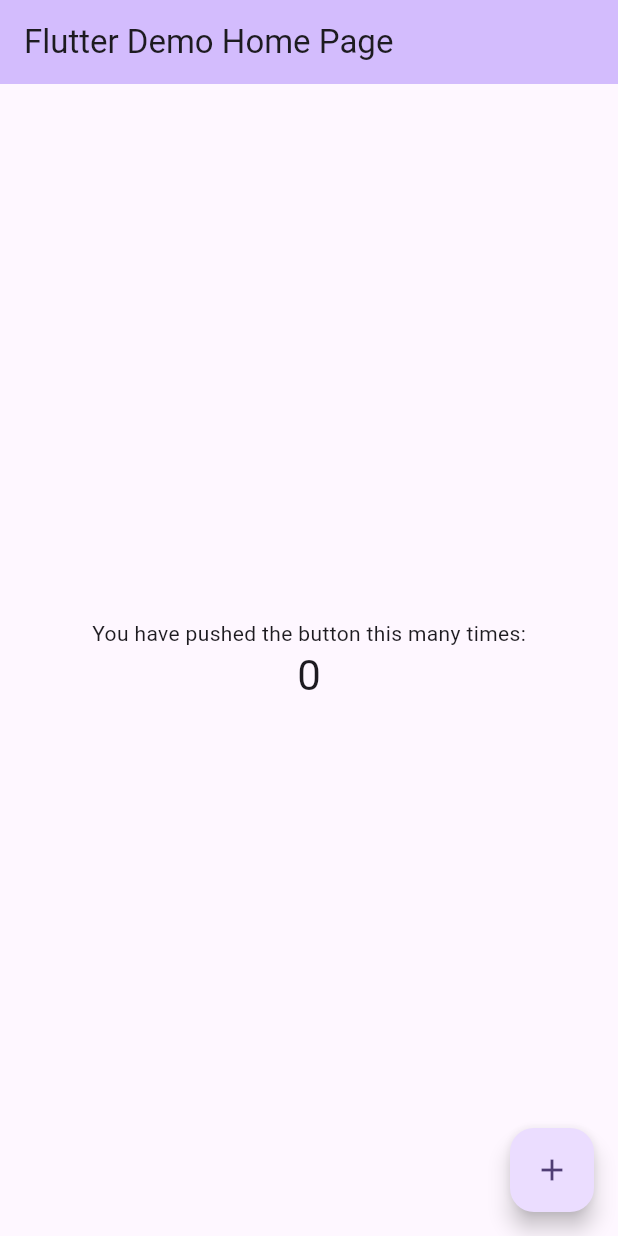
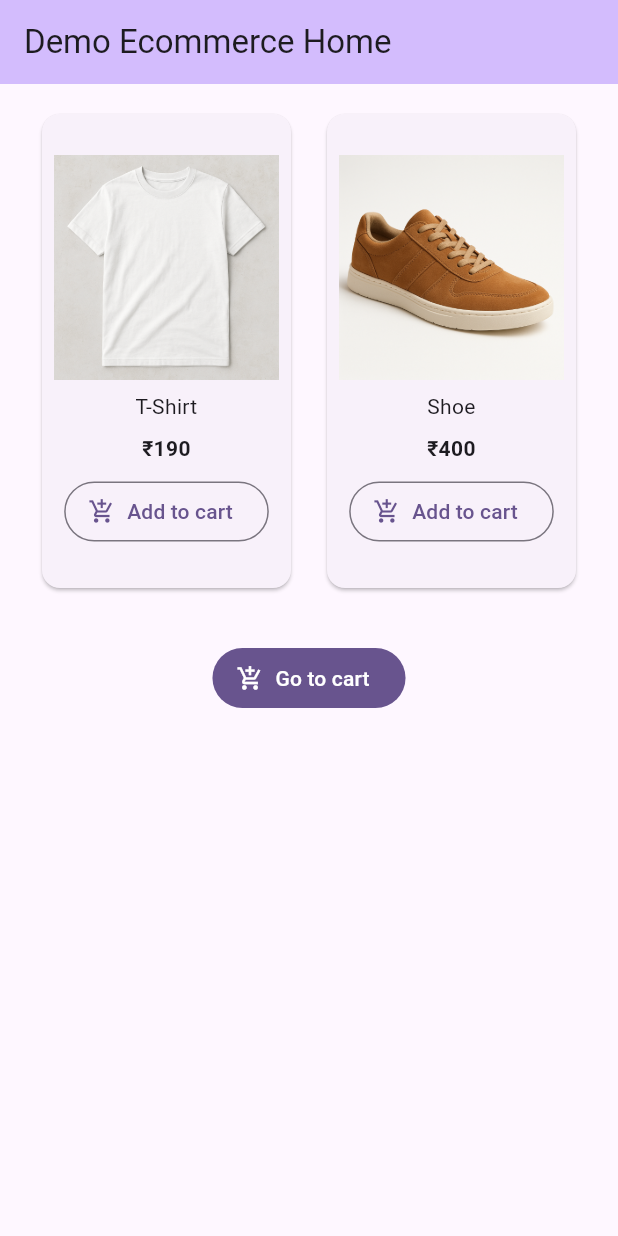
Before and after one commit to geophrase/flutter-demo-ecommerce-app, a Flutter app: the screen it shows after launch, on a phone screen of 412 x 824 dp. Run offline on Flutter 3.47's test engine with Material 3 defaults, Android fonts, the light colour scheme and no system bars.

Commit message:
Home page done

```diff
--- a/lib/main.dart
+++ b/lib/main.dart
@@ -10,11 +10,11 @@ class MyApp extends StatelessWidget {
   @override
   Widget build(BuildContext context) {
     return MaterialApp(
-      title: 'Flutter Demo',
+      title: 'Demo Ecommerce',
       theme: ThemeData(
         colorScheme: ColorScheme.fromSeed(seedColor: Colors.deepPurple),
       ),
-      home: const MyHomePage(title: 'Flutter Demo Home Page'),
+      home: const MyHomePage(title: 'Demo Ecommerce Home'),
     );
   }
 }
@@ -46,21 +46,76 @@ class _MyHomePageState extends State<MyHomePage> {
       ),
       body: Center(
         child: Column(
-          mainAxisAlignment: MainAxisAlignment.center,
           children: <Widget>[
-            const Text('You have pushed the button this many times:'),
-            Text(
-              '$_counter',
-              style: Theme.of(context).textTheme.headlineMedium,
+            const SizedBox(height: 16),
+            Row(
+              mainAxisAlignment: MainAxisAlignment.center,
+              spacing: 16,
+              children: [
+                Card(
+                  child: Padding(
+                    padding: const EdgeInsets.all(8.0),
+                    child: SizedBox(
+                      width: 150,
+                      height: 300,
+                      child: Column(
+                        mainAxisAlignment: MainAxisAlignment.center,
+                        children: [
+                          Image.asset('assets/tshirt.png'),
+                          SizedBox(height: 8,),
+                          Text('T-Shirt', textAlign: TextAlign.center,),
+                          SizedBox(height: 8,),
+                          Text('₹190', textAlign: TextAlign.center, style: TextStyle(fontWeight: FontWeight.bold),),
+                          SizedBox(height: 8,),
+                          OutlinedButton.icon(
+                            onPressed: () => {},
+                            icon: const Icon(Icons.add_shopping_cart),
+                            label: const Text('Add to cart'),
+                            iconAlignment: IconAlignment.start,
+                          ),
+                        ],
+                      ),
+                    ),
+                  ),
+                ),
+                Card(
+                  child: Padding(
+                    padding: const EdgeInsets.all(8.0),
+                    child: SizedBox(
+                      width: 150,
+                      height: 300,
+                      child: Column(
+                        mainAxisAlignment: MainAxisAlignment.center,
+                        children: [
+                          Image.asset('assets/shoe.png'),
+                          SizedBox(height: 8,),
+                          Text('Shoe', textAlign: TextAlign.center,),
+                          SizedBox(height: 8,),
+                          Text('₹400', textAlign: TextAlign.center, style: TextStyle(fontWeight: FontWeight.bold),),
+                          SizedBox(height: 8,),
+                          OutlinedButton.icon(
+                            onPressed: () => {},
+                            icon: const Icon(Icons.add_shopping_cart),
+                            label: const Text('Add to cart'),
+                            iconAlignment: IconAlignment.start,
+                          ),
+                        ],
+                      ),
+                    ),
+                  ),
+                ),
+              ],
+            ),
+            SizedBox(height: 32,),
+            FilledButton.icon(
+              onPressed: () => {},
+              icon: const Icon(Icons.add_shopping_cart),
+              label: const Text('Go to cart'),
+              iconAlignment: IconAlignment.start,
             ),
           ],
         ),
       ),
-      floatingActionButton: FloatingActionButton(
-        onPressed: _incrementCounter,
-        tooltip: 'Increment',
-        child: const Icon(Icons.add),
-      ),
     );
   }
 }
```
Also changed, not shown: pubspec.yaml (+3 -4 lines), assets/shoe.png (added), assets/tshirt.png (added).
